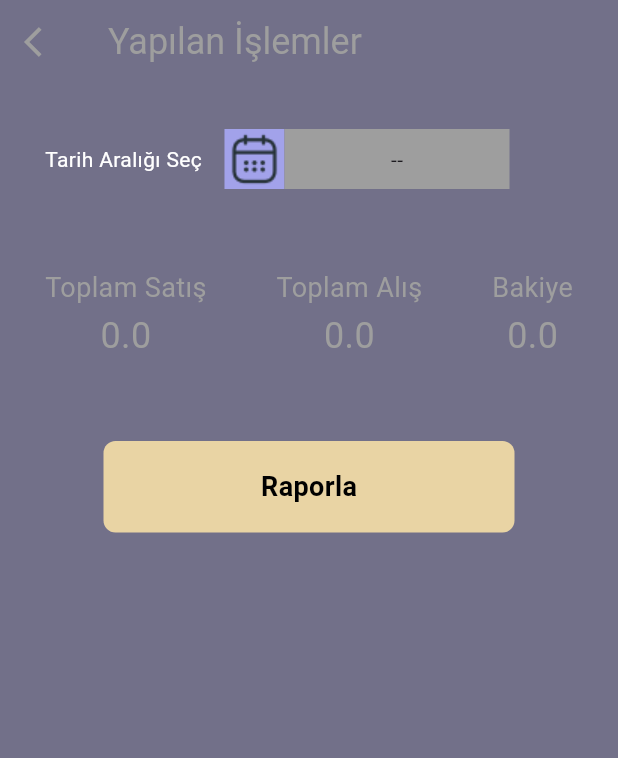
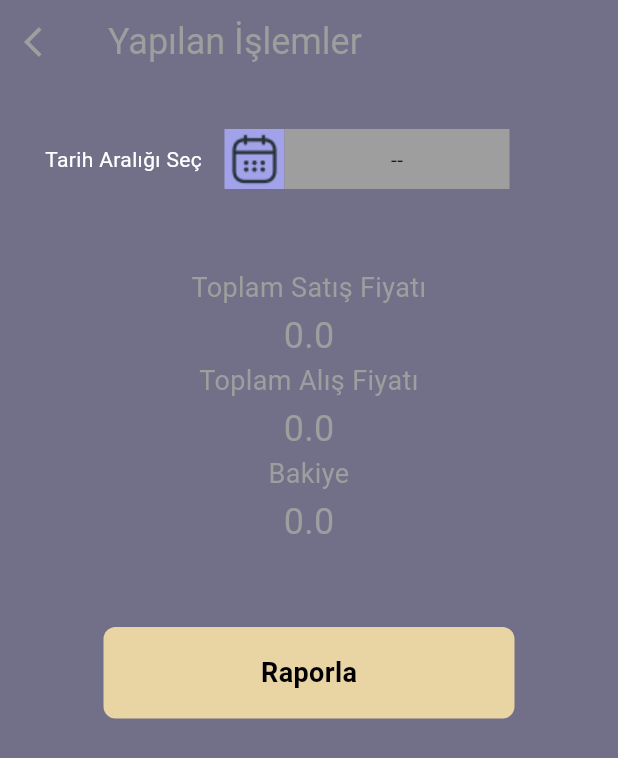
Before and after one commit to coderlawyerr/mycasebook, a Flutter app: the Todo screen opened directly, on a phone screen of 412 x 824 dp. Shown: the top 758 px of the screen. Run offline on Flutter 3.47's test engine with Material 3 defaults, Android fonts, the phone set to English and light mode, and no system bars; our stand-ins replace cloud_firestore, firebase_auth, firebase_core, pie_chart, syncfusion_flutter_datepicker; missing offline and left inert: omni_datetime_picker; accounts and stored records are empty.

Commit message:
add
upgrade

```diff
--- a/lib/models/userModel.dart
+++ b/lib/models/userModel.dart
@@ -31,6 +31,6 @@ class UserModel {
     email = map["Email"] ?? "null";
     // Haritadan kullanıcı telefon numarasını alır, null ise 0 olarak ayarlar
     telNo = map["PhoneNumber"] ?? 0;
-    bakiye = map["bakiye"] as double;
+    bakiye = map["bakiye"] * 1.0;
   }
 }
--- a/lib/wiew/things_todo.dart
+++ b/lib/wiew/things_todo.dart
@@ -1,4 +1,5 @@
 import 'package:flutter/material.dart';
+import 'package:flutter/widgets.dart';
 import 'package:flutter_application_1/Services/authService.dart';
 import 'package:flutter_application_1/Services/databaseService.dart';
 import 'package:flutter_application_1/const/const.dart';
@@ -41,7 +42,7 @@ class _MyWidgetState extends State<Todo> {
   @override
   void initState() {
     // Kullanıcı verilerini ve işlemleri getiren fonksiyonlar çağrılır.
-    bringUserData();
+    // bringUserData();
     // Tüm işlemleri getiren asenkron fonksiyon.
     bringProcesses();
     super.initState();
@@ -82,7 +83,9 @@ class _MyWidgetState extends State<Todo> {
       }
     }
 
-    setState(() {});
+    setState(() {
+      bakiye = toplamSatis - toplamAlis;
+    });
   }
 
   @override
@@ -109,13 +112,13 @@ class _MyWidgetState extends State<Todo> {
                   ),
                   Constants.sizedbox,
                   // Toplam satış, alış ve bakiye miktarlarını gösteren sütunlar oluşturulur.
-                  Row(
+                  Column(
                       mainAxisAlignment: MainAxisAlignment.spaceBetween,
                       children: [
                         Column(
                           children: [
                             const CustomTextWidget(
-                              text: 'Toplam Satış',
+                              text: 'Toplam Satış Fiyatı',
                             ),
                             const SizedBox(
                               height: 2,
@@ -129,7 +132,7 @@ class _MyWidgetState extends State<Todo> {
                         Column(
                           children: [
                             const CustomTextWidget(
-                              text: 'Toplam Alış',
+                              text: 'Toplam Alış Fiyatı',
                             ),
                             const SizedBox(
                               height: 2,
@@ -188,11 +191,8 @@ class _MyWidgetState extends State<Todo> {
           ),
           onPressed: () {
             // Genel bakış sayfasına geri dönüş işlemi
-            Navigator.pushReplacement(
-                context,
-                MaterialPageRoute(
-                    builder: (context) =>
-                        const Overview()));
+            Navigator.pushReplacement(context,
+                MaterialPageRoute(builder: (context) => const Overview()));
           }),
     );
   }
```
Also changed, not shown: lib/Services/databaseService.dart (+1 -12 lines), lib/wiew/sales.dart (+5 -6 lines).
